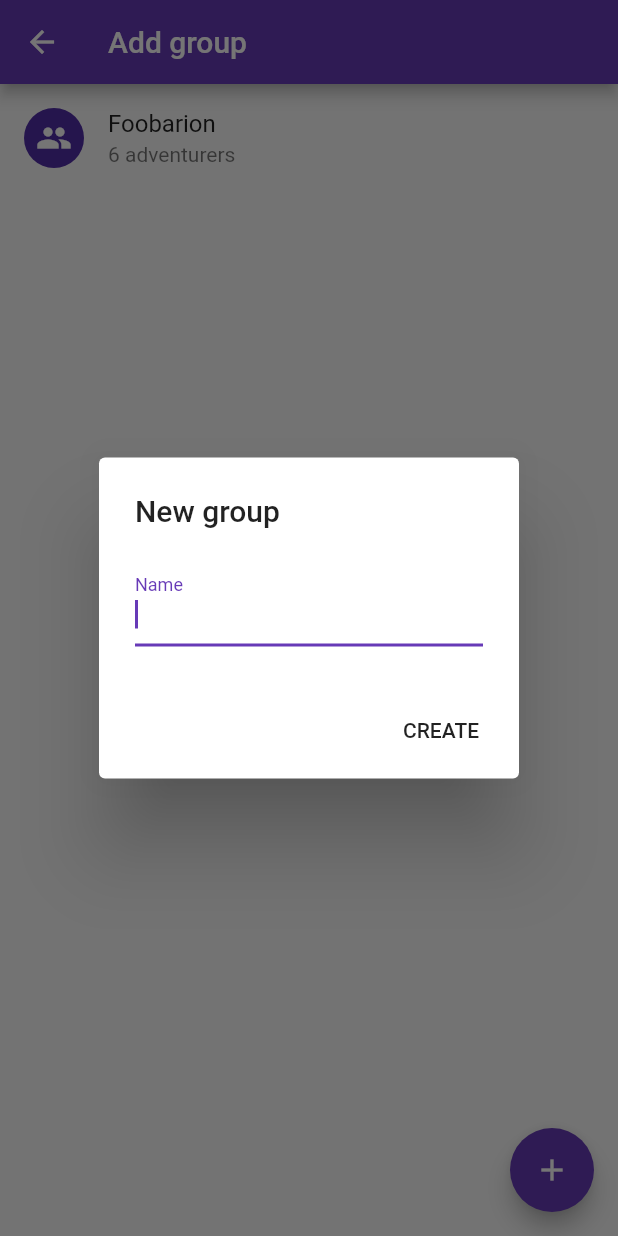
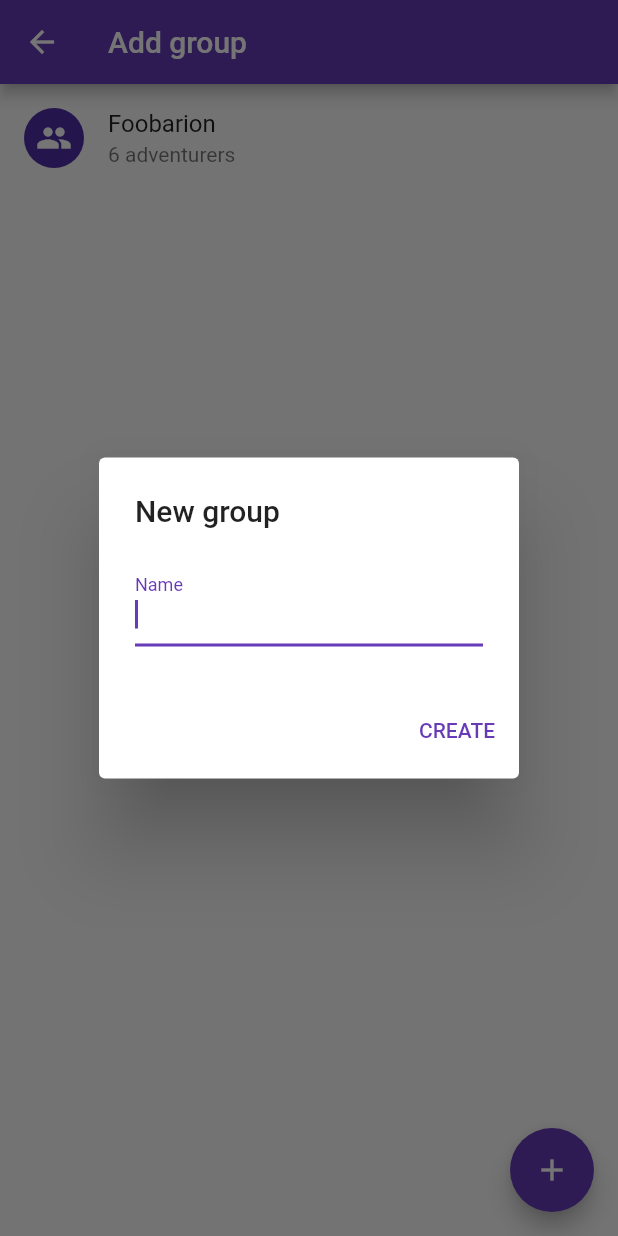
Before and after one commit to Tetr4/Initiative, a Flutter app: the GroupsScreen screen opened directly, after a tap on the "add" icon, on a phone screen of 412 x 824 dp. Run offline on Flutter 3.47's test engine with Material 2 defaults, Android fonts, the phone set to English and light mode, and no system bars; our stand-ins replace flutter_speed_dial, shared_preferences; accounts and stored records are empty.

Commit message:
Update build tools and libs and fix warnings

```diff
--- a/lib/localization/delegate.dart
+++ b/lib/localization/delegate.dart
@@ -8,8 +8,8 @@ class AppLocalizationsDelegate extends LocalizationsDelegate<AppLocalizations> {
   static const AppLocalizationsDelegate delegate = AppLocalizationsDelegate();
 
   static const supportedLocales = [
-    const Locale('en', 'US'),
-    const Locale('de', 'DE'),
+    Locale('en', 'US'),
+    Locale('de', 'DE'),
   ];
 
   @override
--- a/lib/localization/localization.dart
+++ b/lib/localization/localization.dart
@@ -7,7 +7,7 @@ class AppLocalizations {
   AppLocalizations(this.locale);
 
   static AppLocalizations of(BuildContext context) {
-    return Localizations.of<AppLocalizations>(context, AppLocalizations);
+    return Localizations.of<AppLocalizations>(context, AppLocalizations)!;
   }
 
   static String pluralS(Iterable items) => items.length == 1 ? "" : "s";
@@ -20,7 +20,7 @@ class AppLocalizations {
       'actionSave': 'SAVE',
       'actionCreate': 'CREATE',
       'actionDone': 'DONE',
-      'actionAutoRoll': 'ROLL (1-25)',
+      'actionAutoRoll': 'ROLL (1-20)',
       'titleBattle': 'Battle',
       'titleAddGroup': 'Add group',
       'titleNewGroup': 'New group',
@@ -55,7 +55,7 @@ class AppLocalizations {
       'actionSave': 'SPEICHERN',
       'actionCreate': 'ERSTELLEN',
       'actionDone': 'FERTIG',
-      'actionAutoRoll': 'WÜRFELN (1-25)',
+      'actionAutoRoll': 'WÜRFELN (1-20)',
       'titleBattle': 'Kampf',
       'titleAddGroup': 'Gruppe hinzufügen',
       'titleNewGroup': 'Gruppe erstellen',
@@ -76,19 +76,16 @@ class AppLocalizations {
       'tooltipEndBattle': 'Kampf beenden',
       'tooltipCreateGroup': 'Gruppe erstellen',
       'emptyTitleGroups': 'Keine Gruppen.',
-      'emptySubtitleGroups':
-          'Erstelle eine Gruppe und sie wird hier auftauchen.',
+      'emptySubtitleGroups': 'Erstelle eine Gruppe und sie wird hier auftauchen.',
       'emptyTitleBattle': 'Kein aktiver Kampf.',
-      'emptySubtitleBattle':
-          'Füge Teilnehmer hinzu, um das Gefecht zu beginnen.',
+      'emptySubtitleBattle': 'Füge Teilnehmer hinzu, um das Gefecht zu beginnen.',
       'emptyTitleGroup': 'Keine Gruppenmitglieder.',
-      'emptySubtitleGroup':
-          'Füge Abenteurer hinzu und sie werden hier auftauchen.',
+      'emptySubtitleGroup': 'Füge Abenteurer hinzu und sie werden hier auftauchen.',
       'messageBattleEnded': 'Kampf beendet'
     },
   };
 
-  static Map<String, Map<String, Function>> _localizedTemplates = {
+  static final Map<String, Map<String, Function>> _localizedTemplates = {
     'en': {
       'titleEdit': (String name) => 'Edit $name',
       'titleInitiative': (Character char) => "${char.name}'s initiative",
@@ -97,8 +94,7 @@ class AppLocalizations {
       'groupsDeleted': (int count) => "$count groups deleted",
       'membersDeleted': (int count) => "$count members deleted",
       'itemsSelected': (int count) => '$count selected',
-      'groupSubtitle': (Group group) =>
-          '${group.members.length} adventurer${pluralS(group.members)}',
+      'groupSubtitle': (Group group) => '${group.members.length} adventurer${pluralS(group.members)}',
     },
     'de': {
       'titleEdit': (String name) => '$name bearbeiten',
@@ -112,12 +108,10 @@ class AppLocalizations {
     },
   };
 
-  String _getValue(String key) =>
-      _localizedValues[locale.languageCode][key] ?? _localizedValues['en'][key];
+  String _getValue(String key) => _localizedValues[locale.languageCode]?[key] ?? _localizedValues['en']![key]!;
 
   Function _getTemplate(String key) =>
-      _localizedTemplates[locale.languageCode][key] ??
-      _localizedTemplates['en'][key];
+      _localizedTemplates[locale.languageCode]?[key] ?? _localizedTemplates['en']![key]!;
 
   String get edit => _getValue('edit');
 
--- a/lib/model/data.dart
+++ b/lib/model/data.dart
@@ -1,14 +1,12 @@
-import 'package:meta/meta.dart';
-
 class Character {
   final String name;
   final String description;
   final CharacterType type;
 
   Character({
-    @required this.name,
+    required this.name,
     this.description = "",
-    this.type = CharacterType.ADVENTURER,
+    this.type = CharacterType.adventurer,
   });
 
   Character.fromJson(Map<String, dynamic> json)
@@ -23,39 +21,35 @@ class Character {
       };
 }
 
-enum CharacterType { ADVENTURER, NPC }
+enum CharacterType { adventurer, npc }
 
 class Group {
   final String name;
   final List<Character> members;
 
-  Group({@required this.name, this.members = const []});
+  Group({required this.name, this.members = const []});
 
   Group.fromJson(Map<String, dynamic> json)
       : name = json['name'],
-        members = (json['members'] as List)
-            .map((item) => Character.fromJson(item))
-            .toList();
+        members = (json['members'] as List).map((item) => Character.fromJson(item)).toList();
 
   Map<String, dynamic> toJson() => {
         'name': name,
         'members': members,
       };
 
-  Group copy(List<Character> newMembers) =>
-      Group(name: this.name, members: newMembers);
+  Group copy(List<Character> newMembers) => Group(name: name, members: newMembers);
 }
 
-class Initiative extends Comparable<Initiative> {
+class Initiative implements Comparable<Initiative> {
   final int roll;
   final int priority;
 
-  Initiative({@required this.roll, this.priority = 0});
+  Initiative({required this.roll, this.priority = 0});
 
+  @override
   bool operator ==(other) {
-    return (other is Initiative &&
-        other.roll == roll &&
-        other.priority == priority);
+    return (other is Initiative && other.roll == roll && other.priority == priority);
   }
 
   @override
@@ -63,17 +57,17 @@ class Initiative extends Comparable<Initiative> {
 
   @override
   int compareTo(Initiative other) {
-    final rollResult = this.roll.compareTo(other.roll);
+    final rollResult = roll.compareTo(other.roll);
     if (rollResult != 0) {
       // higher roll first
       return -rollResult;
     } else {
       // higher priority first
-      return -this.priority.compareTo(other.priority);
+      return -priority.compareTo(other.priority);
     }
   }
 
   Initiative addPriority(int value) {
-    return Initiative(roll: this.roll, priority: this.priority + value);
+    return Initiative(roll: roll, priority: priority + value);
   }
 }
--- a/lib/screens/dialogs/group.dart
+++ b/lib/screens/dialogs/group.dart
@@ -3,6 +3,8 @@ import 'package:initiative/localization/localization.dart';
 import 'package:initiative/model/data.dart';
 
 class GroupDialog extends StatefulWidget {
+  const GroupDialog({super.key});
+
   @override
   State<StatefulWidget> createState() => _GroupDialogState();
 }
@@ -23,24 +25,23 @@ class _GroupDialogState extends State<GroupDialog> {
     );
   }
 
-  TextFormField _buildNameField() {
+  Widget _buildNameField() {
     return TextFormField(
       key: _nameKey,
       autofocus: true,
       decoration: InputDecoration(
         labelText: AppLocalizations.of(context).labelName,
       ),
-      validator: (text) =>
-          text.isEmpty ? AppLocalizations.of(context).labelErrorName : null,
+      validator: (text) => text == null || text.isEmpty ? AppLocalizations.of(context).labelErrorName : null,
     );
   }
 
-  FlatButton _buildCreateButton(BuildContext context) {
-    return FlatButton(
-      child: new Text(AppLocalizations.of(context).actionCreate),
+  Widget _buildCreateButton(BuildContext context) {
+    return TextButton(
+      child: Text(AppLocalizations.of(context).actionCreate),
       onPressed: () {
-        if (_formKey.currentState.validate()) {
-          final group = Group(name: _nameKey.currentState.value);
+        if (_formKey.currentState!.validate()) {
+          final group = Group(name: _nameKey.currentState!.value!);
           Navigator.of(context).pop(group);
         }
       },
--- a/lib/screens/groups.dart
+++ b/lib/screens/groups.dart
@@ -7,16 +7,18 @@ import 'package:initiative/screens/dialogs/group.dart';
 import 'package:scoped_model/scoped_model.dart';
 
 class GroupsScreen extends StatefulWidget {
+  const GroupsScreen({super.key});
+
   @override
-  _GroupsScreenState createState() => _GroupsScreenState();
+  State<StatefulWidget> createState() => _GroupsScreenState();
 }
 
 class _GroupsScreenState extends State<GroupsScreen> {
-  GroupsModel _groups;
-  Map<Group, bool> selection = Map();
-  List<Group> selectedGroups;
+  late GroupsModel _groups;
+  late List<Group> selectedGroups;
+  Map<Group, bool> selection = {};
 
-  bool get isSelecting => selectedGroups.length > 0;
+  bool get isSelecting => selectedGroups.isNotEmpty;
 
   bool isSelected(group) => selection[group] == true;
 
@@ -27,15 +29,15 @@ class _GroupsScreenState extends State<GroupsScreen> {
   }
 
   void toggleSelection(Group group) => setState(() {
-        selection[group] = !selection[group];
+        selection[group] = !selection[group]!;
       });
 
   void deselectAll() => setState(() => selection.clear());
 
-  void _editGroup(BuildContext context, Group group) {
+  Future<void> _editGroup(BuildContext context, Group group) {
     deselectAll();
     final index = _groups.items.indexOf(group);
-    Navigator.push(
+    return Navigator.push(
       context,
       MaterialPageRoute(
         builder: (context) => AdventurersScreen(groupIndex: index),
@@ -60,9 +62,7 @@ class _GroupsScreenState extends State<GroupsScreen> {
           child: Scaffold(
             resizeToAvoidBottomInset: false,
             appBar: _buildAppBar(context, selectedGroups.length),
-            body: _groups.items.isEmpty
-                ? EmptyGroupsBody()
-                : _buildGroupsList(groups.items),
+            body: _groups.items.isEmpty ? const EmptyGroupsBody() : _buildGroupsList(groups.items),
             floatingActionButton: _buildCreateGroupButton(context),
           ),
         );
@@ -70,7 +70,7 @@ class _GroupsScreenState extends State<GroupsScreen> {
     );
   }
 
-  Widget _buildAppBar(BuildContext context, int selectedItems) {
+  AppBar _buildAppBar(BuildContext context, int selectedItems) {
     final List<Widget> actions = [];
     if (selectedItems == 1) {
       actions.add(_buildEditButton(context));
@@ -90,7 +90,7 @@ class _GroupsScreenState extends State<GroupsScreen> {
 
   Widget _buildEditButton(BuildContext context) {
     return IconButton(
-      icon: Icon(Icons.edit),
+      icon: const Icon(Icons.edit),
       tooltip: AppLocalizations.of(context).edit,
       onPressed: () => _editGroup(context, selectedGroups.first),
     );
@@ -98,11 +98,11 @@ class _GroupsScreenState extends State<GroupsScreen> {
 
   Widget _buildDeleteButton(BuildContext context) {
     return IconButton(
-      icon: Icon(Icons.delete),
+      icon: const Icon(Icons.delete),
       tooltip: AppLocalizations.of(context).delete,
       onPressed: () {
-        final Map<Group, int> groupToIndex = Map.fromIterable(selectedGroups,
-            value: (group) => _groups.items.indexOf(group));
+        final Map<Group, int> groupToIndex =
+            Map.fromIterable(selectedGroups, value: (group) => _groups.items.indexOf(group));
         _groups.removeAll(selectedGroups);
         _showUndoBar(context, groupToIndex);
       },
@@ -127,8 +127,7 @@ class _GroupsScreenState extends State<GroupsScreen> {
       leading: CircleAvatar(child: Icon(icon)),
       title: Text(group.name),
       subtitle: Text(AppLocalizations.of(context).groupSubtitle(group)),
-      onTap: () =>
-          isSelecting ? toggleSelection(group) : Navigator.pop(context, group),
+      onTap: () => isSelecting ? toggleSelection(group) : Navigator.pop(context, group),
       onLongPress: () => toggleSelection(group),
     );
   }
@@ -137,29 +136,30 @@ class _GroupsScreenState extends State<GroupsScreen> {
     return FloatingActionButton(
       onPressed: () => _showCreateGroupDialog(context),
       tooltip: AppLocalizations.of(context).tooltipCreateGroup,
-      child: Icon(Icons.add),
+      child: const Icon(Icons.add),
     );
   }
 
-  void _showCreateGroupDialog(BuildContext context) async {
+  Future<void> _showCreateGroupDialog(BuildContext context) async {
     final newGroup = await showDialog(
       context: context,
-      builder: (BuildContext context) => GroupDialog(),
+      builder: (BuildContext context) => const GroupDialog(),
     );
     if (newGroup != null) {
       _groups.add(newGroup);
+      if (!context.mounted) return;
       _editGroup(context, newGroup);
     }
   }
 
   void _showUndoBar(BuildContext context, Map<Group, int> groupToIndex) {
-    Scaffold.of(context)
+    ScaffoldMessenger.of(context)
       ..hideCurrentSnackBar()
       ..showSnackBar(SnackBar(
+        actionOverflowThreshold: 0.5,
         content: Text(
           groupToIndex.length == 1
-              ? AppLocalizations.of(context)
-                  .deleted(groupToIndex.keys.first.name)
+              ? AppLocalizations.of(context).deleted(groupToIndex.keys.first.name)
               : AppLocalizations.of(context).groupsDeleted(groupToIndex.length),
         ),
         action: SnackBarAction(
@@ -171,17 +171,19 @@ class _GroupsScreenState extends State<GroupsScreen> {
 }
 
 class EmptyGroupsBody extends StatelessWidget {
+  const EmptyGroupsBody({super.key});
+
   @override
   Widget build(BuildContext context) {
     return Center(
       child: Padding(
-        padding: EdgeInsets.all(64),
+        padding: const EdgeInsets.all(64),
         child: Column(
           crossAxisAlignment: CrossAxisAlignment.center,
           children: [
             Expanded(flex: 80, child: _buildImage()),
             Padding(
-              padding: EdgeInsets.only(top: 16, bottom: 16),
+              padding: const EdgeInsets.only(top: 16, bottom: 16),
               child: _buildText(context),
             ),
             Expanded(flex: 20, child: _buildSubText(context)),
@@ -204,14 +206,14 @@ class EmptyGroupsBody extends StatelessWidget {
   Widget _buildText(BuildContext context) {
     return Text(
       AppLocalizations.of(context).emptyTitleGroups,
-      style: Theme.of(context).textTheme.headline6,
+      style: Theme.of(context).textTheme.titleLarge,
     );
   }
 
   Widget _buildSubText(BuildContext context) {
     return Text(
       AppLocalizations.of(context).emptySubtitleGroups,
-      style: Theme.of(context).textTheme.subtitle2,
+      style: Theme.of(context).textTheme.titleSmall,
     );
   }
 }
```
Also changed, not shown: analysis_options.yaml (added, +28 -0 lines), lib/main.dart (+7 -5 lines), lib/model/battle.dart (+3 -4 lines), lib/model/storage.dart (+3 -5 lines), lib/screens/adventurers.dart (+33 -37 lines), lib/screens/battle.dart (+59 -50 lines), lib/screens/dialogs/adventurer.dart (+17 -22 lines), lib/screens/dialogs/initiative.dart (+17 -20 lines), lib/screens/dialogs/initiative_tie.dart (+6 -8 lines), lib/screens/dialogs/npc.dart (+10 -9 lines), pubspec.yaml (+7 -6 lines), pubspec.lock.
